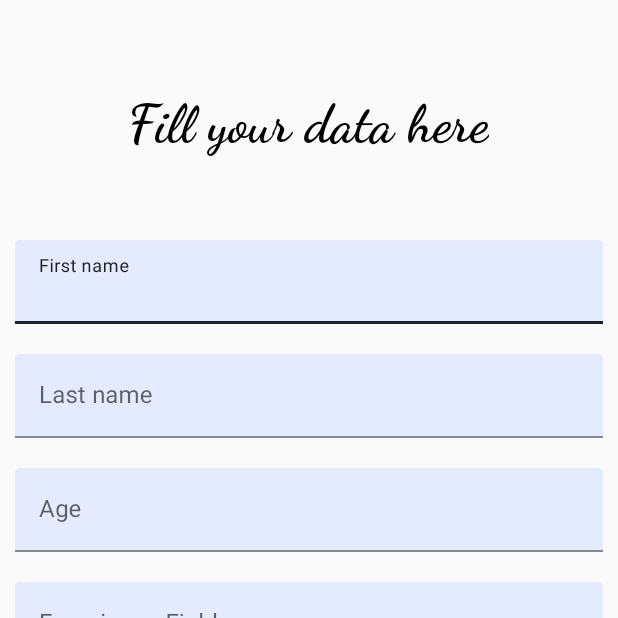
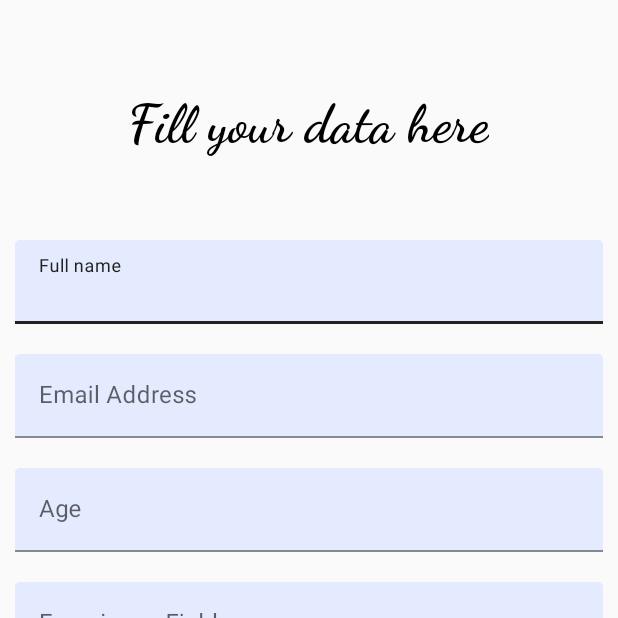
Before and after one commit to Sir-Aly/ER, an Android app: the AdminLogin screen opened directly, with no data from a screen before it, after a tap on "Register", on a phone screen of 412 x 824 dp, the top half of it. Run offline under Robolectric (Android 15) with nearby library versions, the phone set to English and light mode, and no system bars; our stand-ins replace Firebase (no records; nobody signed in at launch, a user with empty details on screens opened directly).

Commit message:
21/4/2023 New Update [ User now will insert and/or update his data in one document only with his UID assigned as the document name. The next change is the user profile data is his data and his data only, also with data retrieved are the data which is in the document with his unique ID.

```diff
--- a/app/src/main/AndroidManifest.xml
+++ b/app/src/main/AndroidManifest.xml
@@ -40,7 +40,6 @@
             android:exported="true">
             <intent-filter>
                 <action android:name="android.intent.action.MAIN" />
-
                 <category android:name="android.intent.category.LAUNCHER" />
             </intent-filter>
         </activity>
--- a/app/src/main/java/com/example/easyreach/AdminLogin.java
+++ b/app/src/main/java/com/example/easyreach/AdminLogin.java
@@ -49,7 +49,7 @@ import java.util.Map;
 
 public class AdminLogin extends AppCompatActivity {
 
-    EditText firstName, lastName, age, eAddress, eField;
+    EditText firstName, age, eAddress, eField, userMail;
     MaterialButton Registerbtn;
     FirebaseFirestore db;
 private FirebaseAuth mAuth;
@@ -61,7 +61,7 @@ private FirebaseAuth mAuth;
 
         db = FirebaseFirestore.getInstance();
         firstName = findViewById(R.id.firstName);
-        lastName = findViewById(R.id.lastName);
+        userMail = findViewById(R.id.userMail);
         age = findViewById(R.id.age);
         eAddress = findViewById(R.id.address);
         eField = findViewById(R.id.field);
@@ -70,24 +70,24 @@ private FirebaseAuth mAuth;
         Registerbtn.setOnClickListener(new View.OnClickListener() {
             @Override
             public void onClick(View v) {
-             String userID =    mAuth.getCurrentUser().getUid();
+             String userID =  mAuth.getCurrentUser().getUid();
                 String Firstname = firstName.getText().toString();
-                String Lastname = lastName.getText().toString();
+                String Email = userMail.getText().toString();
                 String Age = age.getText().toString();
                 String Address = eAddress.getText().toString();
                 String Field = eField.getText().toString();
                 Map<String,Object> user = new HashMap<>();
-                user.put("First Name",Firstname);
-                user.put("Last Name",Lastname);
+                user.put("Fname",Firstname);
+                user.put("Semail", Email);
                 user.put("Age",Age);
                 user.put("Address", Address);
                 user.put("Field", Field);
 
-                db.collection("user")
-                        .add(user)
-                        .addOnSuccessListener(new OnSuccessListener<DocumentReference>() {
+                db.collection("user").document(userID)
+                        .set(user)
+                        .addOnSuccessListener(new OnSuccessListener<Void>() {
                             @Override
-                            public void onSuccess(DocumentReference documentReference) {
+                            public void onSuccess(Void aVoid) {
                                 Toast.makeText(AdminLogin.this,"Successful",Toast.LENGTH_SHORT).show();
                             }
                         }).addOnFailureListener(new OnFailureListener() {
@@ -104,4 +104,13 @@ private FirebaseAuth mAuth;
         });
 
     }
+
+    @Override
+    public void onBackPressed() {
+        super.onBackPressed();
+        Intent btnClick = new Intent(AdminLogin.this, MainActivity.class);
+        startActivity(btnClick);
+        super.onBackPressed();
+        finish();
+    }
 }
--- /dev/null
+++ b/app/src/main/res/drawable/baseline_dark_mode_24.xml
@@ -0,0 +1,5 @@
+<vector android:height="24dp" android:tint="#000000"
+    android:viewportHeight="24" android:viewportWidth="24"
+    android:width="24dp" xmlns:android="http://schemas.android.com/apk/res/android">
+    <path android:fillColor="@android:color/white" android:pathData="M12,3c-4.97,0 -9,4.03 -9,9s4.03,9 9,9s9,-4.03 9,-9c0,-0.46 -0.04,-0.92 -0.1,-1.36c-0.98,1.37 -2.58,2.26 -4.4,2.26c-2.98,0 -5.4,-2.42 -5.4,-5.4c0,-1.81 0.89,-3.42 2.26,-4.4C12.92,3.04 12.46,3 12,3L12,3z"/>
+</vector>
--- /dev/null
+++ b/app/src/main/res/drawable/baseline_light_mode_24.xml
@@ -0,0 +1,5 @@
+<vector android:height="24dp" android:tint="#FFFFFF"
+    android:viewportHeight="24" android:viewportWidth="24"
+    android:width="24dp" xmlns:android="http://schemas.android.com/apk/res/android">
+    <path android:fillColor="@android:color/white" android:pathData="M12,7c-2.76,0 -5,2.24 -5,5s2.24,5 5,5s5,-2.24 5,-5S14.76,7 12,7L12,7zM2,13l2,0c0.55,0 1,-0.45 1,-1s-0.45,-1 -1,-1l-2,0c-0.55,0 -1,0.45 -1,1S1.45,13 2,13zM20,13l2,0c0.55,0 1,-0.45 1,-1s-0.45,-1 -1,-1l-2,0c-0.55,0 -1,0.45 -1,1S19.45,13 20,13zM11,2v2c0,0.55 0.45,1 1,1s1,-0.45 1,-1V2c0,-0.55 -0.45,-1 -1,-1S11,1.45 11,2zM11,20v2c0,0.55 0.45,1 1,1s1,-0.45 1,-1v-2c0,-0.55 -0.45,-1 -1,-1C11.45,19 11,19.45 11,20zM5.99,4.58c-0.39,-0.39 -1.03,-0.39 -1.41,0c-0.39,0.39 -0.39,1.03 0,1.41l1.06,1.06c0.39,0.39 1.03,0.39 1.41,0s0.39,-1.03 0,-1.41L5.99,4.58zM18.36,16.95c-0.39,-0.39 -1.03,-0.39 -1.41,0c-0.39,0.39 -0.39,1.03 0,1.41l1.06,1.06c0.39,0.39 1.03,0.39 1.41,0c0.39,-0.39 0.39,-1.03 0,-1.41L18.36,16.95zM19.42,5.99c0.39,-0.39 0.39,-1.03 0,-1.41c-0.39,-0.39 -1.03,-0.39 -1.41,0l-1.06,1.06c-0.39,0.39 -0.39,1.03 0,1.41s1.03,0.39 1.41,0L19.42,5.99zM7.05,18.36c0.39,-0.39 0.39,-1.03 0,-1.41c-0.39,-0.39 -1.03,-0.39 -1.41,0l-1.06,1.06c-0.39,0.39 -0.39,1.03 0,1.41s1.03,0.39 1.41,0L7.05,18.36z"/>
+</vector>
--- a/app/src/main/res/layout/activity_admin_login.xml
+++ b/app/src/main/res/layout/activity_admin_login.xml
@@ -23,7 +23,7 @@
         android:layout_width="match_parent"
         android:layout_height="wrap_content"
         android:layout_marginTop="150dp"
-        android:hint="First name">
+        android:hint="Full name">
 
         <com.google.android.material.textfield.TextInputEditText
             android:id="@+id/firstName"
@@ -34,15 +34,15 @@
     </com.google.android.material.textfield.TextInputLayout>
 
     <com.google.android.material.textfield.TextInputLayout
-        android:id="@+id/lastnamelayout"
+        android:id="@+id/emaillayout"
         android:layout_width="match_parent"
         android:layout_height="wrap_content"
         android:layout_below="@+id/firstnamelayout"
         android:layout_marginTop="20dp"
-        android:hint="Last name">
+        android:hint="Email Address">
 
         <com.google.android.material.textfield.TextInputEditText
-            android:id="@+id/lastName"
+            android:id="@+id/userMail"
             android:layout_width="match_parent"
             android:layout_height="wrap_content"
             android:inputType="text"
@@ -54,7 +54,7 @@
         android:id="@+id/agelayout"
         android:layout_width="match_parent"
         android:layout_height="wrap_content"
-        android:layout_below="@+id/lastnamelayout"
+        android:layout_below="@+id/emaillayout"
         android:layout_marginTop="20dp"
         android:hint="Age">
 
--- a/app/src/main/res/values-night/themes.xml
+++ b/app/src/main/res/values-night/themes.xml
@@ -86,6 +86,9 @@
     <style name="AppCard" parent="Widget.MaterialComponents.CardView">
         <item name="cardElevation">8dp</item>
     </style>
+    <style name="ScreenBackground">
+        <item name="android:background">@color/black</item>
+    </style>
 
     <style name="AppBottomNavigation" parent="Widget.MaterialComponents.BottomNavigationView.Colored" />
 
--- a/app/src/main/res/values/themes.xml
+++ b/app/src/main/res/values/themes.xml
@@ -60,6 +60,10 @@
         <item name="cornerFamily">cut</item>
         <item name="cornerSize">2dp</item>
     </style>
+    <style name="ScreenBackground">
+        <item name="android:background">@color/color_background</item>
+    </style>
+
 
     <!-- NOTE: Chips don't seem to pick up on the theme fontFamily attributes, so these styles are necessary -->
     <!-- See: https://issuetracker.google.com/issues/127453566 -->
```
Also changed, not shown: app/src/main/java/com/example/easyreach/Choose_Login_And_Reg.java (+34 -0 lines), app/src/main/java/com/example/easyreach/ProfilePage.java (+42 -36 lines), app/src/main/res/layout/activity_choose_login_and_reg.xml (+34 -19 lines).
